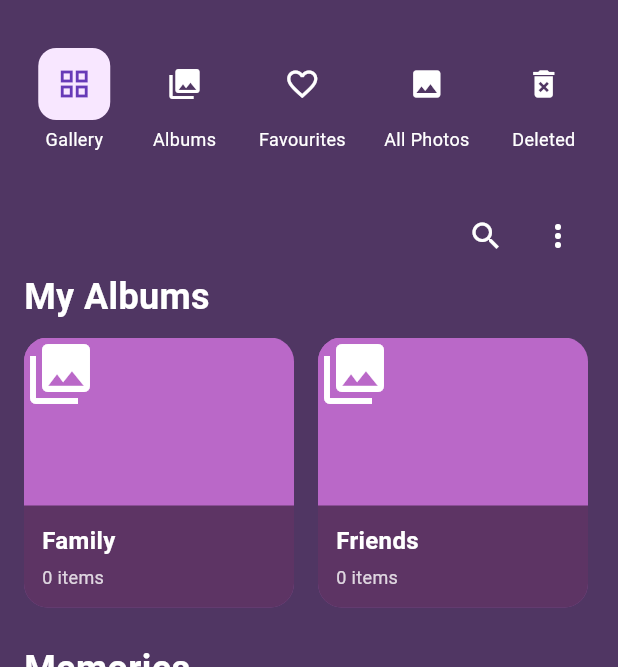
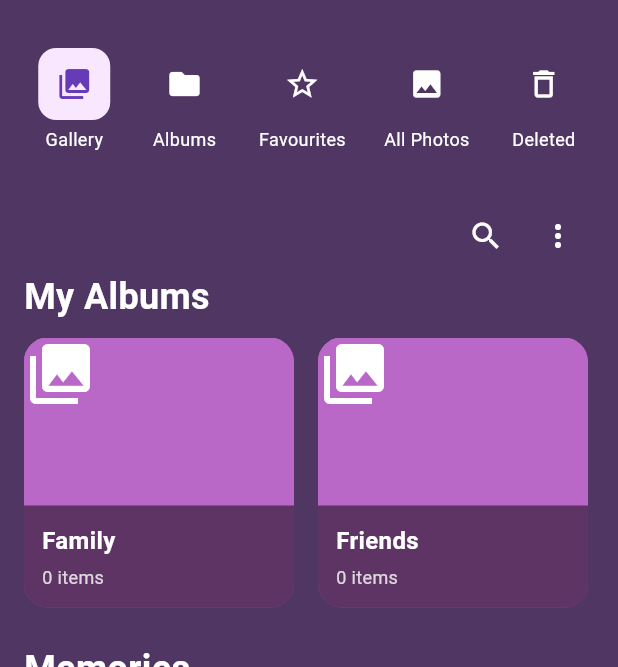
Before and after one commit to SadeepaGajanayaka/DementiaLink, a Flutter app: the screen it shows after launch, on a phone screen of 412 x 824 dp, the part 135-802 px from its top. Run offline on Flutter 3.47's test engine with Material 3 defaults, Android fonts, the phone set to English and light mode, and no system bars; our stand-ins replace chewie, firebase_core, image_picker, permission_handler, photo_view, shared_preferences and 2 more; accounts and stored records are empty; statements that could not run were skipped.

Commit message:
change custom bar's icons

```diff
--- a/lib/widgets/custom_tab_bar.dart
+++ b/lib/widgets/custom_tab_bar.dart
@@ -17,11 +17,11 @@ class CustomTabBar extends StatelessWidget {
       child: Row(
         mainAxisAlignment: MainAxisAlignment.spaceEvenly,
         children: [
-          _buildTabItem(0, Icons.grid_view, 'Gallery'),
-          _buildTabItem(1, Icons.collections, 'Albums'),
-          _buildTabItem(2, Icons.favorite_border, 'Favourites'),
-          _buildTabItem(3, Icons.image, 'All Photos'),
-          _buildTabItem(4, Icons.delete_forever, 'Deleted'),
+          _buildTabItem(0, Icons.photo_library, 'Gallery'),
+          _buildTabItem(1, Icons.folder, 'Albums'),
+          _buildTabItem(2, Icons.star_border, 'Favourites'),
+          _buildTabItem(3, Icons.photo, 'All Photos'),
+          _buildTabItem(4, Icons.delete_outline, 'Deleted'),
         ],
       ),
     );
```
Also changed, not shown: 4 other files.
